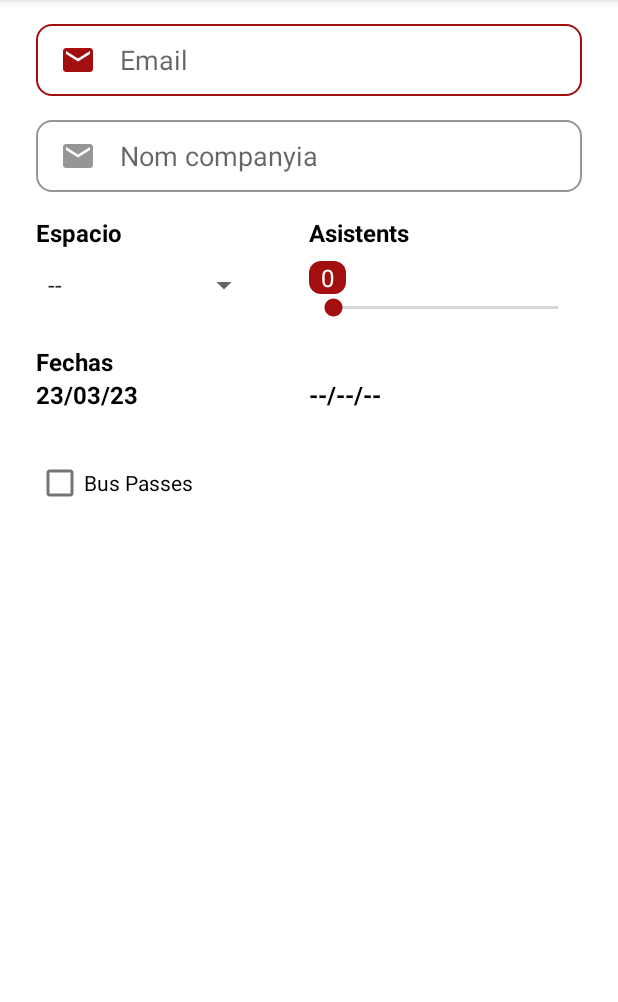
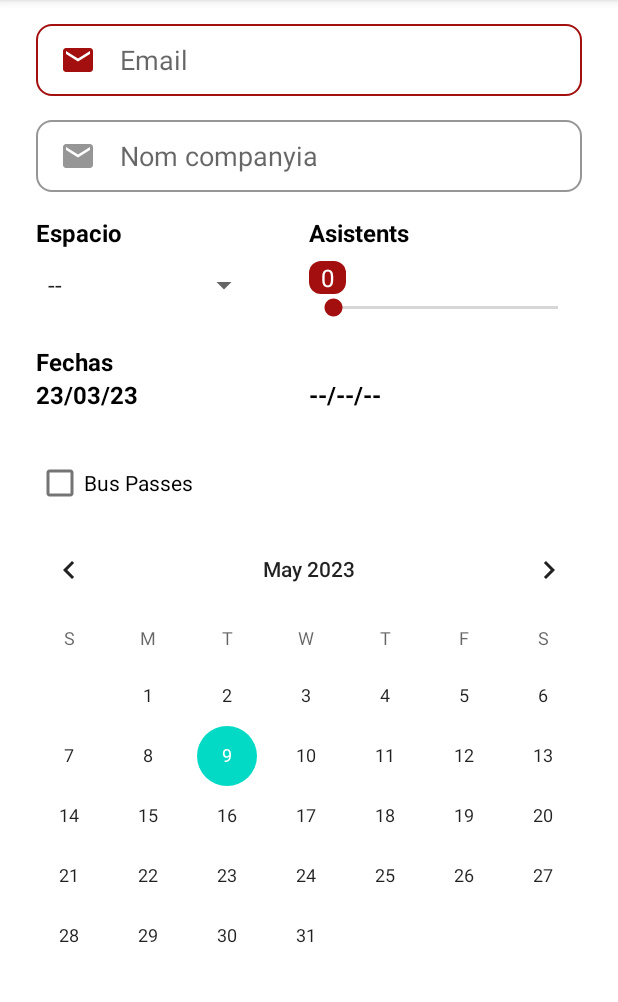
Before and after one commit to s3v268/metropolis-app, an Android app: the FormularioActivity screen opened directly, with no data from a screen before it, on a phone screen of 412 x 824 dp, the part 84-1086 px from its top. Run offline under Robolectric (Android 15) with nearby library versions, the phone set to English and light mode, and no system bars.

Commit message:
Implementado el calendario version sin popup, añadida la opción de inhabilitar fechas no disponibles

```diff
--- a/app/src/main/AndroidManifest.xml
+++ b/app/src/main/AndroidManifest.xml
@@ -14,10 +14,13 @@
         android:theme="@style/Theme.Metropolisapp"
         tools:targetApi="31">
         <activity
-            android:name=".FormularioActivity"
+            android:name=".formulario.FormularioActivity"
             android:exported="false" />
         <activity
             android:name=".espacios.EspaciosActivity"
+            android:exported="false" />
+        <activity
+            android:name=".formulario.Formtest"
             android:exported="false" />
         <activity
             android:name=".MainActivity"
--- a/app/src/main/java/com/example/metropolis_app/MainActivity.kt
+++ b/app/src/main/java/com/example/metropolis_app/MainActivity.kt
@@ -5,6 +5,7 @@ import androidx.appcompat.app.AppCompatActivity
 import android.os.Bundle
 import com.example.metropolis_app.databinding.ActivityMainBinding
 import com.example.metropolis_app.espacios.EspaciosActivity
+import com.example.metropolis_app.formulario.FormularioActivity
 
 class MainActivity : AppCompatActivity() {
     private lateinit var binding : ActivityMainBinding
--- a/app/src/main/java/com/example/metropolis_app/FormularioActivity.kt
+++ b/app/src/main/java/com/example/metropolis_app/formulario/FormularioActivity.kt
@@ -1,18 +1,22 @@
-package com.example.metropolis_app
+package com.example.metropolis_app.formulario
 
 import com.example.metropolis_app.R
 import android.app.DatePickerDialog
+import android.content.Intent
 import androidx.appcompat.app.AppCompatActivity
 import android.os.Bundle
 import android.view.View
 import android.view.animation.AnimationUtils
 import android.widget.ArrayAdapter
+import android.widget.CalendarView
 import android.widget.CheckBox
 import android.widget.DatePicker
 import android.widget.LinearLayout
 import android.widget.SeekBar
 import android.widget.TextView
+import android.widget.Toast
 import com.example.metropolis_app.databinding.ActivityFormularioBinding
+import com.example.metropolis_app.espacios.EspaciosActivity
 import java.util.Calendar
 
 class FormularioActivity : AppCompatActivity() {
@@ -30,12 +34,20 @@ class FormularioActivity : AppCompatActivity() {
         configureSpinner()
         configureSeekBar()
         configureDatePickerDialog()
+        val calendarView = findViewById<CalendarView>(R.id.calendarView)
+        //calendarView.minDate = System.currentTimeMillis()
+        calendarView.setDate(Calendar.getInstance().timeInMillis)
+        // Disable May 6th
+        calendarView.setOnDateChangeListener { view, year, month, dayOfMonth ->
+            if (month == Calendar.MAY && dayOfMonth == 6) {
+                Toast.makeText(this, "May 6th is disabled", Toast.LENGTH_SHORT).show()
+                calendarView.setDate(Calendar.getInstance().timeInMillis) // Set the current date as selected
+            }
+        }
+
     }
 
 
-    private fun configureCheckbox(){
-
-    }
     private fun configureSpinner() {
         val spinner = binding.spinner
         val items = arrayOf("--", "Sala A", "Sala B", "Sala C", "Padock", "Sala Conf. 1")
--- a/app/src/main/res/layout/activity_formulario.xml
+++ b/app/src/main/res/layout/activity_formulario.xml
@@ -4,14 +4,23 @@
     xmlns:tools="http://schemas.android.com/tools"
     android:layout_width="match_parent"
     android:layout_height="match_parent"
-    tools:context=".FormularioActivity">
+    tools:context=".formulario.FormularioActivity">
+
+
+    <CalendarView
+        android:id="@+id/calendarView"
+        android:layout_width="match_parent"
+        android:layout_height="wrap_content"
+        app:layout_constraintTop_toBottomOf="@+id/linearLayout"
+        tools:layout_editor_absoluteX="16dp" />
 
     <LinearLayout
+        android:id="@+id/linearLayout"
         android:layout_width="match_parent"
         android:layout_height="wrap_content"
         android:layout_marginHorizontal="@dimen/x3"
+        android:layout_marginTop="@dimen/x3"
         android:orientation="vertical"
-        android:layout_marginTop="@dimen/x3"
         app:layout_constraintStart_toStartOf="parent"
         app:layout_constraintTop_toBottomOf="@+id/tv_fechainicio">
 
--- a/app/src/main/res/values/styles.xml
+++ b/app/src/main/res/values/styles.xml
@@ -16,4 +16,6 @@
         <item name="android:colorBackground">@android:color/transparent</item>
     </style>
 
+
+
 </resources>
```
